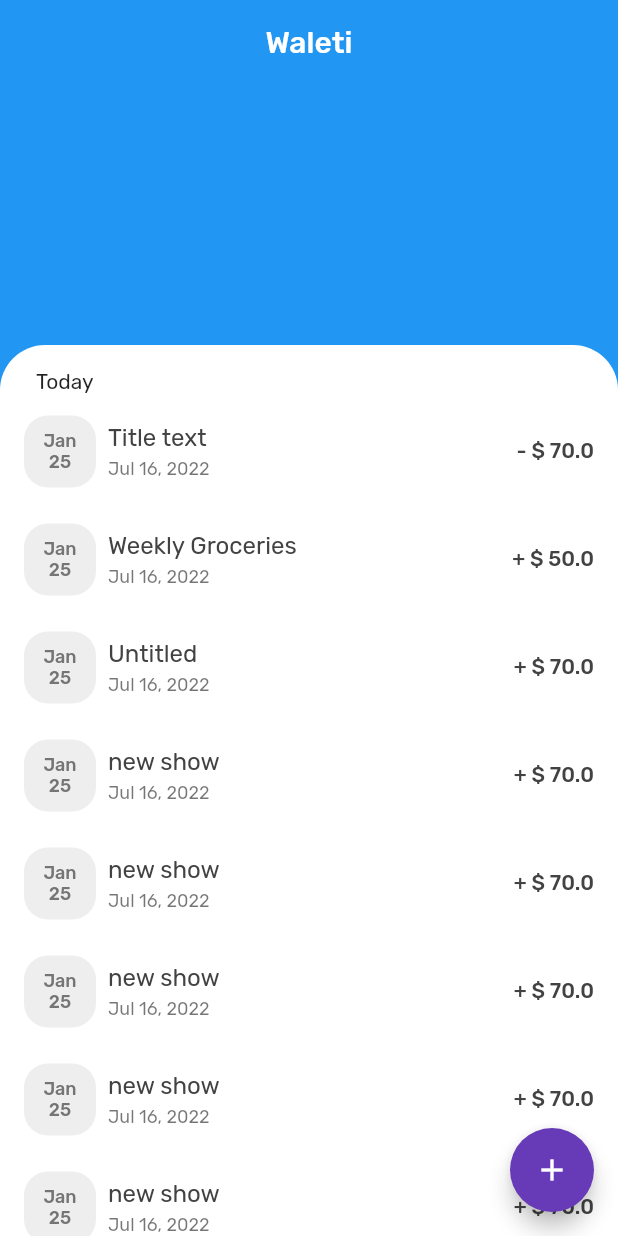
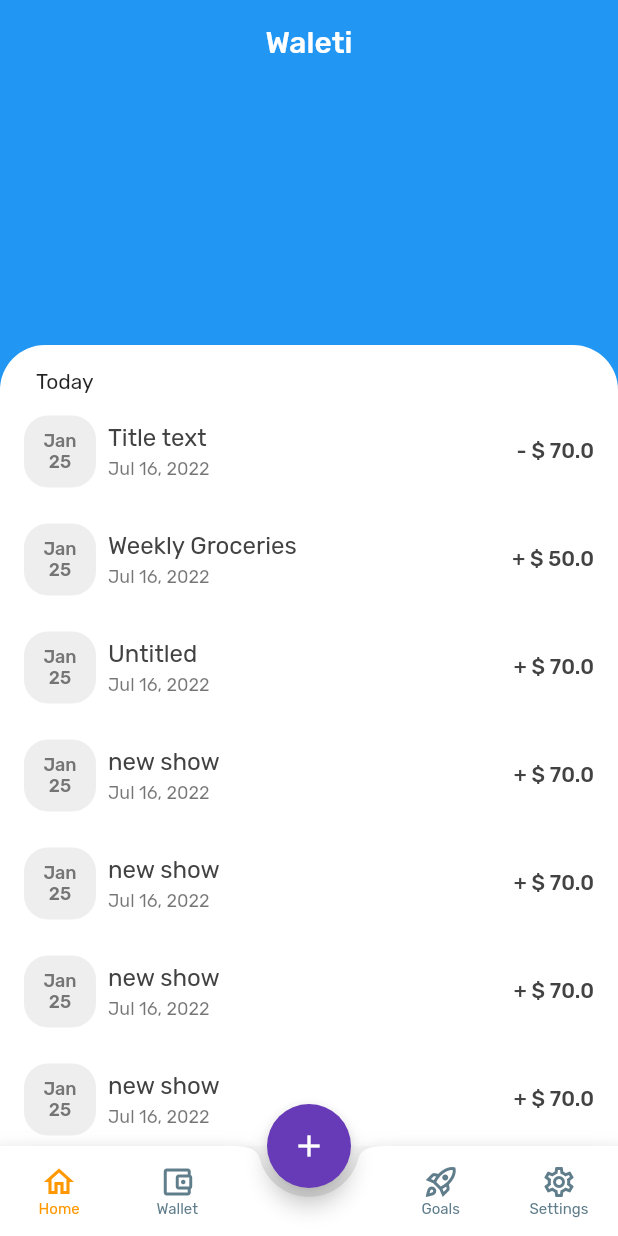
Before and after one commit to hasansujon786/flutter-expense-tracker, a Flutter app: the screen it shows after launch, on a phone screen of 412 x 824 dp. Run offline on Flutter 3.47's test engine with Material 2 defaults, Android fonts, the phone set to English and light mode, and no system bars.

Commit message:
ui: ad BottomNavBar

```diff
--- a/lib/configs/appTheme.dart
+++ b/lib/configs/appTheme.dart
@@ -6,5 +6,11 @@ class AppTheme {
     /* visualDensity: VisualDensity.adaptivePlatformDensity, */
     fontFamily: 'rubik',
     appBarTheme: const AppBarTheme(centerTitle: true),
+    bottomNavigationBarTheme: const BottomNavigationBarThemeData(
+      selectedItemColor: Colors.orange,
+      unselectedItemColor: Colors.blueGrey,
+      backgroundColor: Colors.white,
+    ),
+    // colorScheme: const ColorScheme.light(),
   );
 }
--- a/lib/configs/routes.dart
+++ b/lib/configs/routes.dart
@@ -1,8 +1,7 @@
 import 'package:flutter/material.dart';
 import '../pages/pages.dart';
-import 'constants.dart';
 
 Map<String, Widget Function(BuildContext)> appRoutes = {
-  '/': (ctx) => const HomeView(title: Constants.appName),
+  '/': (ctx) => const RootNavigation(),
   TransactionDetailsView.routeName: (ctx) => const TransactionDetailsView(title: 'Expanse Details'),
 };
--- a/lib/pages/home/home.dart
+++ b/lib/pages/home/home.dart
@@ -1 +1,2 @@
 export 'view/home.view.dart';
+export 'view/test.view.dart';
--- a/lib/pages/home/view/home.view.dart
+++ b/lib/pages/home/view/home.view.dart
@@ -7,10 +7,8 @@ import '../../../configs/configs.dart';
 const Color _bg = Colors.blue;
 
 class HomeView extends StatefulWidget {
+  final String title;
   const HomeView({Key? key, required this.title}) : super(key: key);
-  final String title;
-
-  static const routeName = '/';
   @override
   State<HomeView> createState() => _HomeViewState();
 }
@@ -44,11 +42,11 @@ class _HomeViewState extends State<HomeView> {
           listItems(),
         ],
       ),
-      floatingActionButton: FloatingActionButton(
-        onPressed: () => NewTransactionInputModal.open(context, _addNewTransaction),
-        tooltip: 'Create transaction',
-        child: const Icon(Icons.add),
-      ),
+      // floatingActionButton: FloatingActionButton(
+      //   onPressed: () => NewTransactionInputModal.open(context, _addNewTransaction),
+      //   tooltip: 'Create transaction',
+      //   child: const Icon(Icons.add),
+      // ),
     );
   }
 
--- /dev/null
+++ b/lib/pages/home/view/test.view.dart
@@ -0,0 +1,18 @@
+import 'package:flutter/material.dart';
+
+class TestView extends StatelessWidget {
+  final String title;
+  const TestView({Key? key, required this.title}) : super(key: key);
+
+  @override
+  Widget build(BuildContext context) {
+    return Scaffold(
+      appBar: AppBar(
+        title: Text(title),
+      ),
+      body: const Center(
+        child: Text('Hello World'),
+      ),
+    );
+  }
+}
--- a/lib/pages/pages.dart
+++ b/lib/pages/pages.dart
@@ -1,2 +1,3 @@
 export 'home/home.dart';
+export 'root_navigation.dart';
 export 'transaction_details/transaction_details.dart';
--- /dev/null
+++ b/lib/pages/root_navigation.dart
@@ -0,0 +1,63 @@
+import 'package:flutter/material.dart';
+
+import '../configs/configs.dart';
+import '../shared/ui/ui.dart';
+import 'home/home.dart';
+
+class RootNavigation extends StatefulWidget {
+  const RootNavigation({Key? key}) : super(key: key);
+
+  static const routeName = '/';
+  @override
+  State<RootNavigation> createState() => _RootNavigationState();
+}
+
+class _RootNavigationState extends State<RootNavigation> {
+  static const List<Widget> _screens = <Widget>[
+    HomeView(title: Constants.appName),
+    TestView(title: 'one'),
+    TestView(title: 'two'),
+    TestView(title: 'three'),
+  ];
+
+  int _currentViewIndex = 0;
+  @override
+  Widget build(BuildContext context) {
+    return Scaffold(
+        body: _screens.elementAt(_currentViewIndex),
+        floatingActionButtonLocation: FloatingActionButtonLocation.centerDocked,
+        floatingActionButton: FloatingActionButton(
+          // onPressed: () => NewTransactionInputModal.open(context, _addNewTransaction),
+          onPressed: () {},
+          tooltip: 'Create transaction',
+          child: const Icon(Icons.add),
+        ),
+        bottomNavigationBar: BottomNavBar(
+          selectedIndex: _currentViewIndex,
+          onTabSelected: (index) => setState(() => _currentViewIndex = index),
+          centerItemText: '',
+          iconFontSize: 10,
+          items: [
+            BottomNavBarItem(icon: Icons.home_outlined, text: 'Home'),
+            BottomNavBarItem(icon: Icons.account_balance_wallet_outlined, text: 'Wallet'),
+            BottomNavBarItem(icon: Icons.rocket_launch_outlined, text: 'Goals'),
+            BottomNavBarItem(icon: Icons.settings_outlined, text: 'Settings'),
+          ],
+        )
+        // bottomNavigationBar: NavigationBar(
+        //   // elevation: 5,
+        //   // backgroundColor: Colors.blue.shade50,
+        //   height: 58,
+        //   labelBehavior: NavigationDestinationLabelBehavior.alwaysHide,
+        //   selectedIndex: _currentViewIndex,
+        //   onDestinationSelected: (index) => setState(() => _currentViewIndex = index),
+        //   destinations: const [
+        //     NavigationDestination(icon: Icon(Icons.home_outlined), label: 'Home'),
+        //     NavigationDestination(icon: Icon(Icons.account_balance_wallet_outlined), label: 'Wallet'),
+        //     NavigationDestination(icon: Icon(Icons.rocket_launch_outlined), label: 'Favorites'),
+        //     NavigationDestination(icon: Icon(Icons.settings_outlined), label: 'Settings'),
+        //   ],
+        // ),
+        );
+  }
+}
--- /dev/null
+++ b/lib/shared/ui/botton_nav_bar.dart
@@ -0,0 +1,126 @@
+import 'package:flutter/material.dart';
+
+class BottomNavBarItem {
+  BottomNavBarItem({required this.icon, required this.text});
+  IconData icon;
+  String text;
+}
+
+class BottomNavBar extends StatelessWidget {
+  final ValueChanged<int> onTabSelected;
+  final List<BottomNavBarItem> items;
+  final NotchedShape notchedShape;
+  final String centerItemText;
+  final double height;
+  final double iconSize;
+  final double iconFontSize;
+  final int selectedIndex;
+
+  const BottomNavBar({
+    Key? key,
+    this.height = 60.0,
+    this.iconSize = 24.0,
+    this.iconFontSize = 12,
+    this.notchedShape = const CircularNotchedRectangle(),
+    required this.items,
+    required this.onTabSelected,
+    required this.centerItemText,
+    required this.selectedIndex,
+  })  : assert(items.length == 2 || items.length == 4),
+        super(key: key);
+
+  @override
+  Widget build(BuildContext context) {
+    final navbarTheme = Theme.of(context).bottomNavigationBarTheme;
+
+    List<Widget> navItems = List.generate(items.length, (int index) {
+      return _NavItem(
+        iconFontSize: iconFontSize,
+        itemColor: selectedIndex == index ? navbarTheme.selectedItemColor : navbarTheme.unselectedItemColor,
+        iconSize: iconSize,
+        height: height,
+        itemData: items[index],
+        index: index,
+        onPressed: (int index) {
+          onTabSelected(index);
+        },
+      );
+    });
+    navItems.insertAll(items.length >> 1, _buildMiddleItemGap());
+
+    return BottomAppBar(
+      notchMargin: 6,
+      shape: notchedShape,
+      child: Row(
+        mainAxisSize: MainAxisSize.max,
+        mainAxisAlignment: MainAxisAlignment.spaceAround,
+        children: navItems,
+      ),
+      color: navbarTheme.backgroundColor,
+    );
+  }
+
+  List<Widget> _buildMiddleItemGap() {
+    return [
+      SizedBox(height: height, width: 9),
+      Expanded(child: SizedBox(height: height)),
+      SizedBox(height: height, width: 9),
+    ];
+  }
+}
+
+class _NavItem extends StatelessWidget {
+  final BottomNavBarItem itemData;
+  final ValueChanged<int> onPressed;
+  final int index;
+  final double height;
+  final Color? itemColor;
+  final double iconFontSize;
+  final double iconSize;
+  const _NavItem({
+    Key? key,
+    required this.itemData,
+    required this.index,
+    required this.onPressed,
+    required this.height,
+    required this.itemColor,
+    required this.iconSize,
+    required this.iconFontSize,
+  }) : super(key: key);
+
+  @override
+  Widget build(BuildContext context) {
+    return Expanded(
+      child: SizedBox(
+        height: height,
+        child: Material(
+          type: MaterialType.transparency,
+          child: InkWell(
+            onTap: () => onPressed(index),
+            child: Column(
+              mainAxisSize: MainAxisSize.min,
+              mainAxisAlignment: MainAxisAlignment.center,
+              children: <Widget>[
+                Icon(itemData.icon, color: itemColor, size: iconSize),
+                Text(itemData.text, style: TextStyle(color: itemColor, fontSize: iconFontSize))
+              ],
+            ),
+          ),
+        ),
+      ),
+    );
+  }
+}
+
+class BottomNavBarPadding extends StatelessWidget {
+  final Widget child;
+  const BottomNavBarPadding({Key? key, required this.child}) : super(key: key);
+
+  @override
+  Widget build(BuildContext context) {
+    return Padding(
+      padding: const EdgeInsets.only(bottom: 60),
+      child: child,
+    );
+  }
+}
--- a/lib/shared/ui/ui.dart
+++ b/lib/shared/ui/ui.dart
@@ -1,3 +1,4 @@
 export 'chart_bar.dart';
 export 'chart_weekdays.dart';
 export 'custom_switch.dart';
+export 'botton_nav_bar.dart';
```
